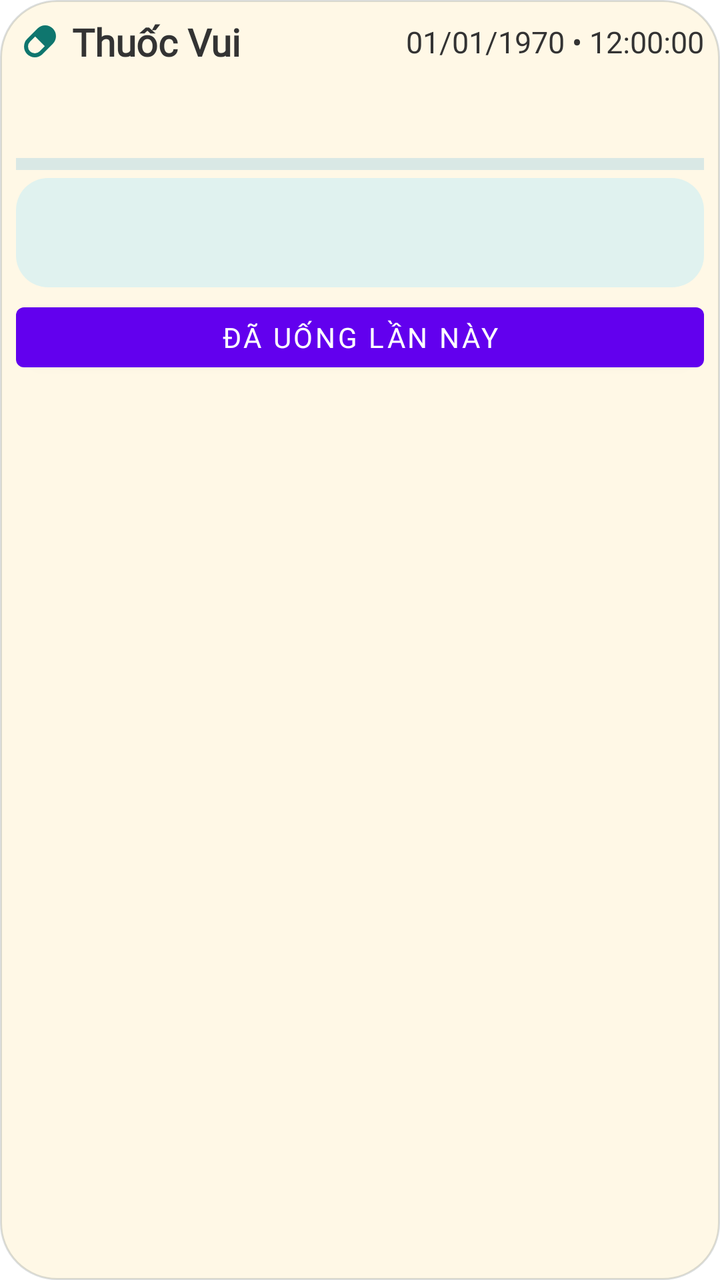
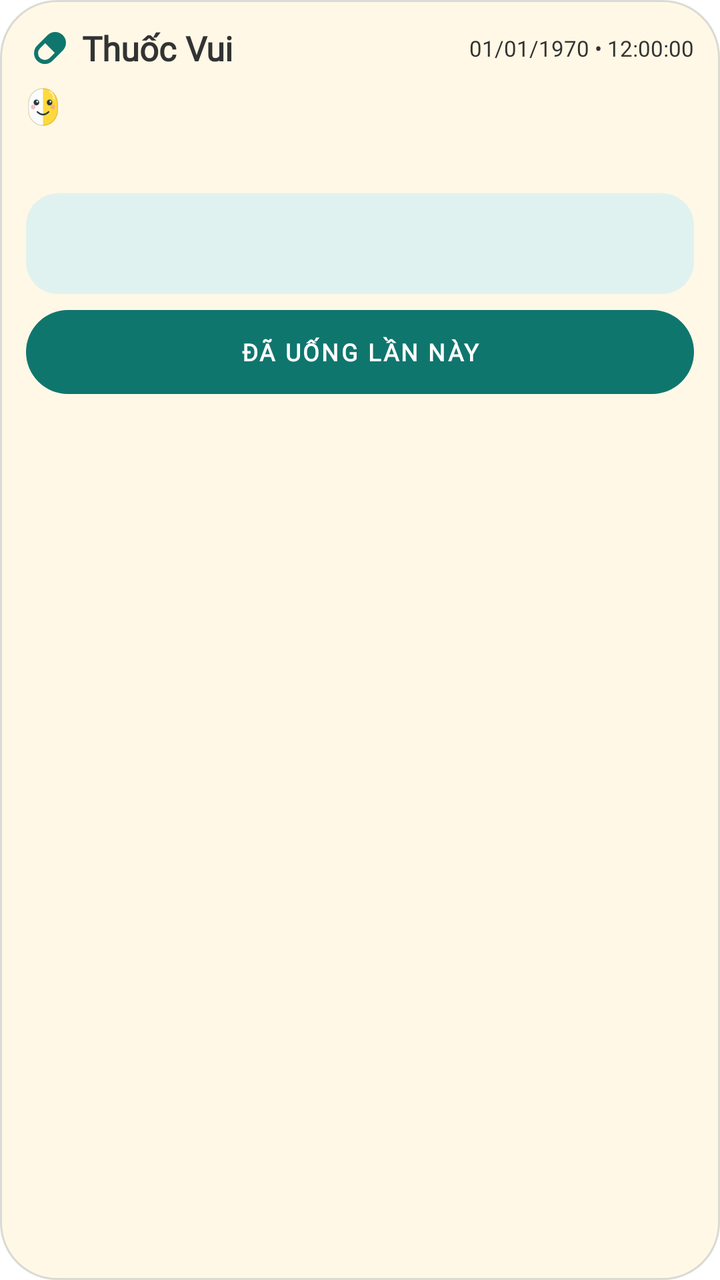

Compare the two renders of this Android layout. The source of the first and the diff that turns it into the second are given below.
<!-- AndroidManifest.xml: fallback theme Theme.MaterialComponents.DayNight.NoActionBar -->
<!-- res/layout/thuoc_vui_widget.xml -->
<?xml version="1.0" encoding="utf-8"?>
<LinearLayout xmlns:android="http://schemas.android.com/apk/res/android"
    android:id="@+id/widget_container"
    android:layout_width="match_parent"
    android:layout_height="match_parent"
    android:layout_margin="4dp"
    android:orientation="vertical"
    android:background="@drawable/widget_background"
    android:padding="8dp">
    <LinearLayout
        android:layout_width="match_parent"
        android:layout_height="wrap_content"
        android:orientation="horizontal"
        android:gravity="center_vertical">
        <ImageView
            android:id="@+id/widget_pill"
            android:layout_width="24dp"
            android:layout_height="24dp"
            android:importantForAccessibility="no"
            android:src="@drawable/widget_pill" />
        <TextView
            android:id="@+id/widget_title"
            android:fontFamily="@font/be_vietnam_pro"
            android:layout_width="0dp"
            android:layout_weight="1"
            android:layout_height="wrap_content"
            android:layout_marginLeft="4dp"
            android:text="Thuốc Vui"
            android:textSize="19sp"
            android:textStyle="bold"
            android:textColor="#333333" />
        <TextClock
            android:id="@+id/widget_datetime"
            android:fontFamily="@font/be_vietnam_pro"
            android:layout_width="wrap_content"
            android:layout_height="wrap_content"
            android:layout_marginLeft="8dp"
            android:textSize="15sp"
            android:textColor="#333333"
            android:format24Hour="dd/MM/yyyy • HH:mm:ss"
            android:format12Hour="dd/MM/yyyy • hh:mm:ss" />
    </LinearLayout>
    <TextView
        android:id="@+id/widget_pip"
        android:fontFamily="@font/be_vietnam_pro"
        android:layout_width="match_parent"
        android:layout_height="wrap_content"
        android:layout_marginTop="2dp"
        android:maxLines="2"
        android:ellipsize="end"
        android:textSize="14sp"
        android:textColor="#333333" />
    <TextView
        android:id="@+id/widget_progress"
        android:fontFamily="@font/be_vietnam_pro"
        android:layout_width="match_parent"
        android:layout_height="wrap_content"
        android:layout_marginTop="2dp"
        android:textSize="15sp"
        android:textColor="#333333" />
    <ImageView
        android:id="@+id/widget_progress_bar"
        android:layout_width="match_parent"
        android:layout_height="6dp"
        android:layout_marginTop="2dp"
        android:importantForAccessibility="no"
        android:scaleType="fitXY"
        android:background="#D9E8E5" />
    <LinearLayout
        android:id="@+id/widget_next_card"
        android:layout_width="match_parent"
        android:layout_height="wrap_content"
        android:layout_marginTop="4dp"
        android:orientation="vertical"
        android:background="@drawable/next_card_light"
        android:padding="6dp">
        <TextView
            android:id="@+id/widget_next"
            android:fontFamily="@font/be_vietnam_pro"
            android:layout_width="match_parent"
            android:layout_height="wrap_content"
            android:textSize="16sp"
            android:textStyle="bold"
            android:textColor="#333333" />
        <TextView
            android:id="@+id/widget_next_time"
            android:fontFamily="@font/be_vietnam_pro"
            android:layout_width="match_parent"
            android:layout_height="wrap_content"
            android:layout_marginTop="2dp"
            android:textSize="14sp"
            android:textColor="#666666" />
    </LinearLayout>
    <Button
        android:id="@+id/widget_checkin"
        android:fontFamily="@font/be_vietnam_pro"
        android:layout_width="match_parent"
        android:layout_height="wrap_content"
        android:layout_marginTop="4dp"
        android:minHeight="42dp"
        android:text="Đã uống lần này"
        android:textColor="#FFFFFF" />
    <TextView
        android:id="@+id/widget_done"
        android:fontFamily="@font/be_vietnam_pro"
        android:layout_width="match_parent"
        android:layout_height="wrap_content"
        android:layout_marginTop="4dp"
        android:text="🎉 Đã xong hôm nay!"
        android:textSize="16sp"
        android:textStyle="bold"
        android:visibility="gone" />
    <TextView
        android:id="@+id/widget_done_detail"
        android:fontFamily="@font/be_vietnam_pro"
        android:layout_width="match_parent"
        android:layout_height="wrap_content"
        android:layout_marginTop="2dp"
        android:textSize="14sp"
        android:textColor="#333333"
        android:visibility="gone" />
</LinearLayout>
<!-- resources referenced by this layout -->
<resources>
  <!-- drawable next_card_light (drawable) -->
  <?xml version="1.0" encoding="utf-8"?>
  <shape xmlns:android="http://schemas.android.com/apk/res/android" android:shape="rectangle">
      <solid android:color="#FFE0F2EF" />
      <corners android:radius="16dp" />
  </shape>
  <!-- drawable widget_background (drawable) -->
  <?xml version="1.0" encoding="utf-8"?>
  <shape xmlns:android="http://schemas.android.com/apk/res/android" android:shape="rectangle">
      <solid android:color="#FFFFF8E6" />
      <stroke android:width="1dp" android:color="#3347575B" />
      <corners android:radius="28dp" />
  </shape>
  <!-- drawable widget_pill (drawable) -->
  <vector xmlns:android="http://schemas.android.com/apk/res/android"
      android:width="24dp"
      android:height="24dp"
      android:viewportWidth="24"
      android:viewportHeight="24">
      <path
          android:fillColor="#0F766E"
          android:fillType="evenOdd"
          android:pathData="M18.4,5.6a5.4,5.4 0,0 1,0 7.64l-5.16,5.16a5.4,5.4 0,0 1,-7.64 -7.64l5.16,-5.16a5.4,5.4 0,0 1,7.64 0zM7.01,12.17a3.4,3.4 0,0 0,4.81 4.81l2.58,-2.58l-4.81,-4.81z" />
  </vector>
</resources>

<!-- the commit's change to res/layout/thuoc_vui_widget.xml (unified diff, before → after) -->
@@ -6,7 +6,8 @@
     android:layout_margin="4dp"
     android:orientation="vertical"
     android:background="@drawable/widget_background"
-    android:padding="8dp">
+    android:paddingHorizontal="13dp"
+    android:paddingVertical="12dp">
     <LinearLayout
         android:layout_width="match_parent"
         android:layout_height="wrap_content"
@@ -26,7 +27,7 @@
             android:layout_height="wrap_content"
             android:layout_marginLeft="4dp"
             android:text="Thuốc Vui"
-            android:textSize="19sp"
+            android:textSize="17sp"
             android:textStyle="bold"
             android:textColor="#333333" />
         <TextClock
@@ -35,28 +36,41 @@
             android:layout_width="wrap_content"
             android:layout_height="wrap_content"
             android:layout_marginLeft="8dp"
-            android:textSize="15sp"
+            android:textSize="11sp"
             android:textColor="#333333"
             android:format24Hour="dd/MM/yyyy • HH:mm:ss"
             android:format12Hour="dd/MM/yyyy • hh:mm:ss" />
     </LinearLayout>
-    <TextView
-        android:id="@+id/widget_pip"
-        android:fontFamily="@font/be_vietnam_pro"
+    <LinearLayout
         android:layout_width="match_parent"
         android:layout_height="wrap_content"
-        android:layout_marginTop="2dp"
-        android:maxLines="2"
-        android:ellipsize="end"
-        android:textSize="14sp"
-        android:textColor="#333333" />
+        android:layout_marginTop="7dp"
+        android:orientation="horizontal"
+        android:gravity="center_vertical">
+        <ImageView
+            android:id="@+id/widget_pip_face"
+            android:layout_width="17dp"
+            android:layout_height="21dp"
+            android:importantForAccessibility="no"
+            android:src="@drawable/widget_pip_happy" />
+        <TextView
+            android:id="@+id/widget_pip"
+            android:fontFamily="@font/be_vietnam_pro"
+            android:layout_width="match_parent"
+            android:layout_height="wrap_content"
+            android:layout_marginStart="5dp"
+            android:maxLines="2"
+            android:ellipsize="end"
+            android:textSize="12sp"
+            android:textColor="#333333" />
+    </LinearLayout>
     <TextView
         android:id="@+id/widget_progress"
         android:fontFamily="@font/be_vietnam_pro"
         android:layout_width="match_parent"
         android:layout_height="wrap_content"
         android:layout_marginTop="2dp"
-        android:textSize="15sp"
+        android:textSize="11sp"
         android:textColor="#333333" />
     <ImageView
         android:id="@+id/widget_progress_bar"
@@ -65,7 +79,7 @@
         android:layout_marginTop="2dp"
         android:importantForAccessibility="no"
         android:scaleType="fitXY"
-        android:background="#D9E8E5" />
+        android:layout_marginBottom="4dp" />
     <LinearLayout
         android:id="@+id/widget_next_card"
         android:layout_width="match_parent"
@@ -73,13 +87,14 @@
         android:layout_marginTop="4dp"
         android:orientation="vertical"
         android:background="@drawable/next_card_light"
-        android:padding="6dp">
+        android:paddingHorizontal="10dp"
+        android:paddingVertical="8dp">
         <TextView
             android:id="@+id/widget_next"
             android:fontFamily="@font/be_vietnam_pro"
             android:layout_width="match_parent"
             android:layout_height="wrap_content"
-            android:textSize="16sp"
+            android:textSize="13sp"
             android:textStyle="bold"
             android:textColor="#333333" />
         <TextView
@@ -88,18 +103,34 @@
             android:layout_width="match_parent"
             android:layout_height="wrap_content"
             android:layout_marginTop="2dp"
-            android:textSize="14sp"
+            android:textSize="11sp"
             android:textColor="#666666" />
     </LinearLayout>
-    <Button
-        android:id="@+id/widget_checkin"
-        android:fontFamily="@font/be_vietnam_pro"
+    <FrameLayout
+        android:id="@+id/widget_checkin_row"
         android:layout_width="match_parent"
         android:layout_height="wrap_content"
-        android:layout_marginTop="4dp"
-        android:minHeight="42dp"
-        android:text="Đã uống lần này"
-        android:textColor="#FFFFFF" />
+        android:layout_marginTop="8dp">
+        <ImageView
+            android:id="@+id/widget_checkin_background"
+            android:layout_width="match_parent"
+            android:layout_height="match_parent"
+            android:importantForAccessibility="no"
+            android:scaleType="fitXY"
+            android:src="@drawable/widget_action_pill" />
+        <Button
+            android:id="@+id/widget_checkin"
+            android:fontFamily="@font/be_vietnam_pro"
+            android:layout_width="match_parent"
+            android:layout_height="wrap_content"
+            android:minHeight="42dp"
+            android:background="?android:attr/selectableItemBackground"
+            android:text="Đã uống lần này"
+            android:textAllCaps="true"
+            android:textSize="12sp"
+            android:textStyle="bold"
+            android:textColor="#FFFFFF" />
+    </FrameLayout>
     <TextView
         android:id="@+id/widget_done"
         android:fontFamily="@font/be_vietnam_pro"
@@ -107,7 +138,7 @@
         android:layout_height="wrap_content"
         android:layout_marginTop="4dp"
         android:text="🎉 Đã xong hôm nay!"
-        android:textSize="16sp"
+        android:textSize="13sp"
         android:textStyle="bold"
         android:visibility="gone" />
     <TextView
@@ -116,7 +147,7 @@
         android:layout_width="match_parent"
         android:layout_height="wrap_content"
         android:layout_marginTop="2dp"
-        android:textSize="14sp"
+        android:textSize="11sp"
         android:textColor="#333333"
         android:visibility="gone" />
 </LinearLayout>
<!-- resource entries referenced after the edit -->
@@ -5,6 +5,12 @@
   <shape xmlns:android="http://schemas.android.com/apk/res/android" android:shape="rectangle">
       <solid android:color="#FFE0F2EF" />
       <corners android:radius="16dp" />
+  </shape>
+  <!-- drawable widget_action_pill (drawable) -->
+  <?xml version="1.0" encoding="utf-8"?>
+  <shape xmlns:android="http://schemas.android.com/apk/res/android">
+      <solid android:color="#0F766E" />
+      <corners android:radius="100dp" />
   </shape>
   <!-- drawable widget_background (drawable) -->
   <?xml version="1.0" encoding="utf-8"?>
@@ -24,5 +30,23 @@
           android:fillType="evenOdd"
           android:pathData="M18.4,5.6a5.4,5.4 0,0 1,0 7.64l-5.16,5.16a5.4,5.4 0,0 1,-7.64 -7.64l5.16,-5.16a5.4,5.4 0,0 1,7.64 0zM7.01,12.17a3.4,3.4 0,0 0,4.81 4.81l2.58,-2.58l-4.81,-4.81z" />
   </vector>
+  <!-- drawable widget_pip_happy (drawable) -->
+  <?xml version="1.0" encoding="utf-8"?>
+  <vector xmlns:android="http://schemas.android.com/apk/res/android"
+      android:width="17dp" android:height="21dp"
+      android:viewportWidth="100" android:viewportHeight="118">
+      <path android:fillColor="#FFD93D" android:pathData="M50,6A44,44 0,0 1,94 50V68A44,44 0,0 1,6 68V50A44,44 0,0 1,50 6Z" />
+      <path android:fillColor="#FBFCFD" android:pathData="M50,6A44,44 0,0 0,6 50V68A44,44 0,0 0,50 112Z" />
+      <path android:strokeColor="#4D8E7440" android:strokeWidth="2.2"
+          android:pathData="M50,7.3A42.7,42.7 0,0 1,92.7 50V68A42.7,42.7 0,0 1,7.3 68V50A42.7,42.7 0,0 1,50 7.3Z" />
+      <path android:strokeColor="#9EFFFFFF" android:strokeWidth="4.5" android:strokeLineCap="round"
+          android:pathData="M70,15C78,19 82,27 82,36" />
+      <path android:fillColor="#8CF48E9A"
+          android:pathData="M14.5,59a6.5,6.5 0,1 0,13 0a6.5,6.5 0,1 0,-13 0M72.5,59a6.5,6.5 0,1 0,13 0a6.5,6.5 0,1 0,-13 0" />
+      <path android:fillColor="#29383A" android:pathData="M22.4,46.3a8.2,8.2 0,1 0,16.4 0a8.2,8.2 0,1 0,-16.4 0M61.2,46.3a8.2,8.2 0,1 0,16.4 0a8.2,8.2 0,1 0,-16.4 0" />
+      <path android:fillColor="#FFFFFF" android:pathData="M30.3,43.8a2.8,2.8 0,1 0,5.6 0a2.8,2.8 0,1 0,-5.6 0M69.1,43.8a2.8,2.8 0,1 0,5.6 0a2.8,2.8 0,1 0,-5.6 0" />
+      <path android:strokeColor="#29383A" android:strokeWidth="4.2" android:strokeLineCap="round"
+          android:pathData="M33.5,72.8Q50,88 66.5,72.8" />
+  </vector>
 </resources>
 
